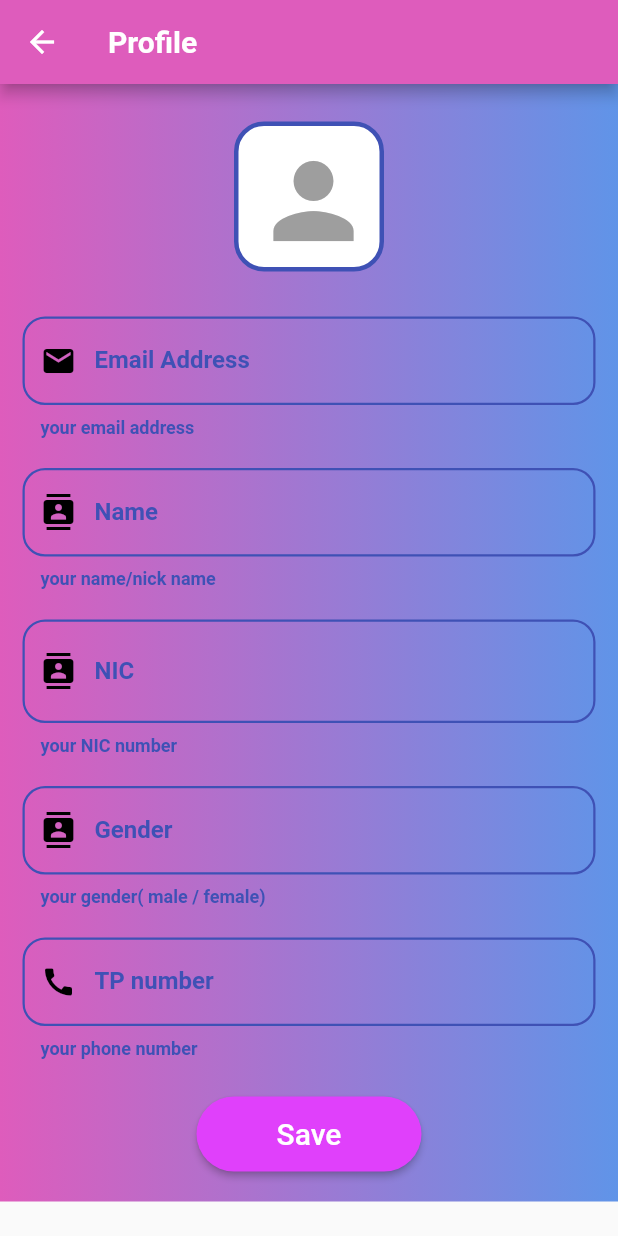
After one commit to Nayananga/Project-3.0, a Flutter app: the ProfilePage screen opened directly, on a phone screen of 412 x 824 dp. The commit adds this screen. Run offline on Flutter 3.47's test engine with Material 2 defaults, Android fonts, the phone set to English and light mode, and no system bars; our stand-ins replace device_info, flare_flutter, google_sign_in, image_picker, location, progress_dialog and 1 more; missing offline and left inert: simple_logger; accounts and stored records are empty; generated files the repository leaves out were written again; Roboto replaces fonts that are missing (Herriweather-Black, Merriweather-Black).

Commit message:
some pages added

```diff
--- /dev/null
+++ b/flutter/lib/pages/profile_page.dart
@@ -0,0 +1,347 @@
+import 'package:flutter/material.dart';
+
+
+class ProfilePage extends StatefulWidget {
+  @override
+  _MyHomePageState createState() => new _MyHomePageState();
+}
+
+class _MyHomePageState extends State<ProfilePage>{
+  @override
+  Widget build(BuildContext context) {
+    return new Scaffold(
+      appBar: AppBar(
+          backgroundColor: new Color(0xffde5cbc),
+        title: new Text(
+          'Profile',
+          textAlign: TextAlign.center,
+          style: TextStyle(
+           fontFamily: "Herriweather-Black",
+            fontWeight: FontWeight.bold,
+             ),
+        ),
+        ),
+      body: SafeArea(
+        top:false,
+        bottom: false,
+        child: Container(
+          decoration: BoxDecoration(
+              color: new Color(0xff622F74),
+              gradient: LinearGradient(
+                colors: [new Color(0xff6094e8), new Color(0xffde5cbc)],
+                begin: Alignment.centerRight,
+                end: Alignment.centerLeft,
+              )),
+          child: Form(
+            child:SingleChildScrollView(
+              padding:EdgeInsets.all(15.0),
+
+              child: Column(
+              crossAxisAlignment: CrossAxisAlignment.stretch,
+              children: <Widget>[
+                  Center(child:
+                  Container(
+                    margin: EdgeInsets.all(10.0),
+                    padding: EdgeInsets.all(10.0),
+                    height:100.0,
+                    width:100.0,
+                    decoration:BoxDecoration(
+                      color: Colors.white,
+                      border:Border(
+                        top:BorderSide(color: Colors.indigo, width: 3.0),
+                        right:BorderSide(color: Colors.indigo, width: 3.0),
+                        left:BorderSide(color: Colors.indigo, width: 3.0),
+                        bottom:BorderSide(color: Colors.indigo, width: 3.0),
+                      ),
+                      borderRadius: BorderRadius.all(Radius.circular(20.0),
+
+                      ),
+                       ),
+
+                       child: Icon(Icons.person,
+                       size:80.0,
+                       color:Colors.grey.shade500,
+                       ),
+                    ),
+                    ),
+                    ////////
+                    const SizedBox(height: 20.0),
+
+                    TextFormField(
+                      keyboardType: TextInputType.emailAddress,
+                      decoration: InputDecoration(
+                        enabledBorder: OutlineInputBorder(
+                          borderSide: BorderSide(
+                            color:Colors.indigo,
+                            width:1.5,
+                            style: BorderStyle.solid,
+                          ),
+                          borderRadius: BorderRadius.all(Radius.circular(15.0)),
+                        ),
+                         focusedBorder: OutlineInputBorder(
+                            borderSide: BorderSide(
+                            color:Colors.indigo,
+                            width:1.5,
+                            style: BorderStyle.solid,
+                          ),
+                          borderRadius: BorderRadius.all(
+                            Radius.circular(15.0),
+                            ),
+                        ),
+                         prefixIcon: Icon(
+                          Icons.email,
+                          color:Colors.black,
+                        ),
+
+                        labelText: "Email Address",
+                        helperText: "your email address",
+
+                        labelStyle: TextStyle(
+                        color: Colors.indigo,
+                        fontFamily: "Merriweather-Black",
+                        fontWeight: FontWeight.bold,
+                         ),
+
+                        helperStyle: TextStyle(
+                        color: Colors.indigo,
+                        fontFamily: "Merriweather-Black",
+                        fontWeight: FontWeight.bold,
+                      ),
+                      ),
+                      maxLines:1,
+                      ),
+
+                ///////
+                const SizedBox(height: 20.0),
+                    TextFormField(
+                      keyboardType: TextInputType.text,
+                      decoration: InputDecoration(
+                        enabledBorder: OutlineInputBorder(
+                          borderSide: BorderSide(
+                            color:Colors.indigo,
+                            width:1.5,
+                            style: BorderStyle.solid,
+                          ),
+                          borderRadius: BorderRadius.all(Radius.circular(15.0)),
+                        ),
+                         focusedBorder: OutlineInputBorder(
+                            borderSide: BorderSide(
+                            color:Colors.indigo,
+                            width:1.5,
+                            style: BorderStyle.solid,
+                          ),
+                          borderRadius: BorderRadius.all(
+                            Radius.circular(15.0),
+                            ),
+                        ),
+                        prefixIcon: Icon(
+                          Icons.contacts,
+                          color:Colors.black,
+                        ),
+
+                        labelText: "Name",
+                        helperText: "your name/nick name",
+
+                        labelStyle: TextStyle(
+                        color: Colors.indigo,
+                        fontFamily: "Merriweather-Black",
+                        fontWeight: FontWeight.bold,
+                         ),
+
+                        helperStyle: TextStyle(
+                        color: Colors.indigo,
+                        fontFamily: "Merriweather-Black",
+                        fontWeight: FontWeight.bold,
+                      ),
+                      ),
+                      maxLines:1,
+                      ),
+
+                      ////////
+                    const SizedBox(height: 20.0),
+                    TextFormField(
+                      keyboardType: TextInputType.number,
+                      decoration: InputDecoration(
+                        enabledBorder: OutlineInputBorder(
+                          borderSide: BorderSide(
+                            color:Colors.indigo,
+                            width:1.5,
+                            style: BorderStyle.solid,
+                          ),
+                          borderRadius: BorderRadius.all(Radius.circular(15.0)),
+                        ),
+                         focusedBorder: OutlineInputBorder(
+                            borderSide: BorderSide(
+                            color:Colors.indigo,
+                            width:1.5,
+                            style: BorderStyle.solid,
+                          ),
+                          borderRadius: BorderRadius.all(
+                            Radius.circular(15.0),
+                            ),
+                        ),
+                         prefixIcon: Icon(
+                          Icons.contacts,
+                          color:Colors.black,
+                        ),
+                        suffixText: "v",
+                         suffixStyle: TextStyle(
+                          color:Colors.black,
+                          fontSize: 25.0,
+                        ),
+
+
+                        labelText: "NIC",
+                        helperText: "your NIC number",
+
+                        labelStyle: TextStyle(
+                        color: Colors.indigo,
+                        fontFamily: "Merriweather-Black",
+                        fontWeight: FontWeight.bold,
+                         ),
+
+                        helperStyle: TextStyle(
+                        color: Colors.indigo,
+                        fontFamily: "Merriweather-Black",
+                        fontWeight: FontWeight.bold,
+                      ),
+                      ),
+                      maxLines:1,
+                      ),
+
+                      ///////////
+                      const SizedBox(height: 20.0),
+                      TextFormField(
+                      keyboardType: TextInputType.text,
+                      decoration: InputDecoration(
+                        enabledBorder: OutlineInputBorder(
+                          borderSide: BorderSide(
+                            color:Colors.indigo,
+                            width:1.5,
+                            style: BorderStyle.solid,
+                          ),
+                          borderRadius: BorderRadius.all(Radius.circular(15.0)),
+                        ),
+                         focusedBorder: OutlineInputBorder(
+                            borderSide: BorderSide(
+                            color:Colors.indigo,
+                            width:1.5,
+                            style: BorderStyle.solid,
+                          ),
+                          borderRadius: BorderRadius.all(
+                            Radius.circular(15.0),
+                            ),
+                        ),
+                         prefixIcon: Icon(
+                          Icons.contacts,
+                          color:Colors.black,
+                        ),
+
+                        labelText: "Gender",
+                        helperText: "your gender( male / female)",
+
+                        labelStyle: TextStyle(
+                        color: Colors.indigo,
+                        fontFamily: "Merriweather-Black",
+                        fontWeight: FontWeight.bold,
+                         ),
+
+                        helperStyle: TextStyle(
+                        color: Colors.indigo,
+                        fontFamily: "Merriweather-Black",
+                        fontWeight: FontWeight.bold,
+                      ),
+                      ),
+                      maxLines:1,
+                      ),
+                      ////////////
+                      const SizedBox(height: 20.0),
+                    TextFormField(
+                      keyboardType: TextInputType.number,
+                      decoration: InputDecoration(
+                        enabledBorder: OutlineInputBorder(
+                          borderSide: BorderSide(
+                            color:Colors.indigo,
+                            width:1.5,
+                            style: BorderStyle.solid,
+                          ),
+                          borderRadius: BorderRadius.all(Radius.circular(15.0)),
+                        ),
+                         focusedBorder: OutlineInputBorder(
+                            borderSide: BorderSide(
+                            color:Colors.indigo,
+                            width:1.5,
+                            style: BorderStyle.solid,
+                          ),
+                          borderRadius: BorderRadius.all(
+                            Radius.circular(15.0),
+                            ),
+                        ),
+                         prefixIcon: Icon(
+                          Icons.call,
+                          color:Colors.black,
+                        ),
+                        prefixText: "+94",
+                        prefixStyle: TextStyle(
+                          color:Colors.black,
+                          fontSize: 16,
+                        ),
+
+                        labelText: "TP number",
+                        helperText: "your phone number",
+
+                        labelStyle: TextStyle(
+                        color: Colors.indigo,
+                        fontFamily: "Merriweather-Black",
+                        fontWeight: FontWeight.bold,
+                         ),
+
+                        helperStyle: TextStyle(
+                        color: Colors.indigo,
+                        fontFamily: "Merriweather-Black",
+                        fontWeight: FontWeight.bold,
+                      ),
+                      ),
+                      maxLines:1,
+                      ),
+
+                    const SizedBox(
+                      height: 20.0,
+                    ),
+                   // Icon(Icons.save),
+
+                     Padding(
+                       padding: const EdgeInsets.all(5.0),
+                       child: Row(
+                         mainAxisAlignment: MainAxisAlignment.center,
+                         children: <Widget>[
+
+                            ButtonTheme(
+                                minWidth: 150.0,
+                                height: 50.0,
+                                child: RaisedButton(
+                                  shape: StadiumBorder(),
+                                  color: Colors.purpleAccent,
+                                  child: const Text(
+                                    'Save',
+                                    style: TextStyle(fontSize: 20.0, color: Colors.white),
+                                  ),
+                                  onPressed: (){},
+                                ),
+                              ),
+                           ],
+
+                       ),
+                     ),
+
+              ],
+              ),
+            ),
+              ),
+
+          ),
+        ),
+        );
+  }
+
+}
```
Also changed, not shown: flutter/lib/pages/CircleProgress.dart (added, +36 -0 lines), flutter/lib/pages/home_page.dart (added, +214 -0 lines), flutter/lib/pages/login_page.dart (+28 -0 lines), flutter/lib/pages/review_page.dart (added, +34 -0 lines), flutter/lib/pages/setting_page.dart (added, +34 -0 lines), 1 other file.
